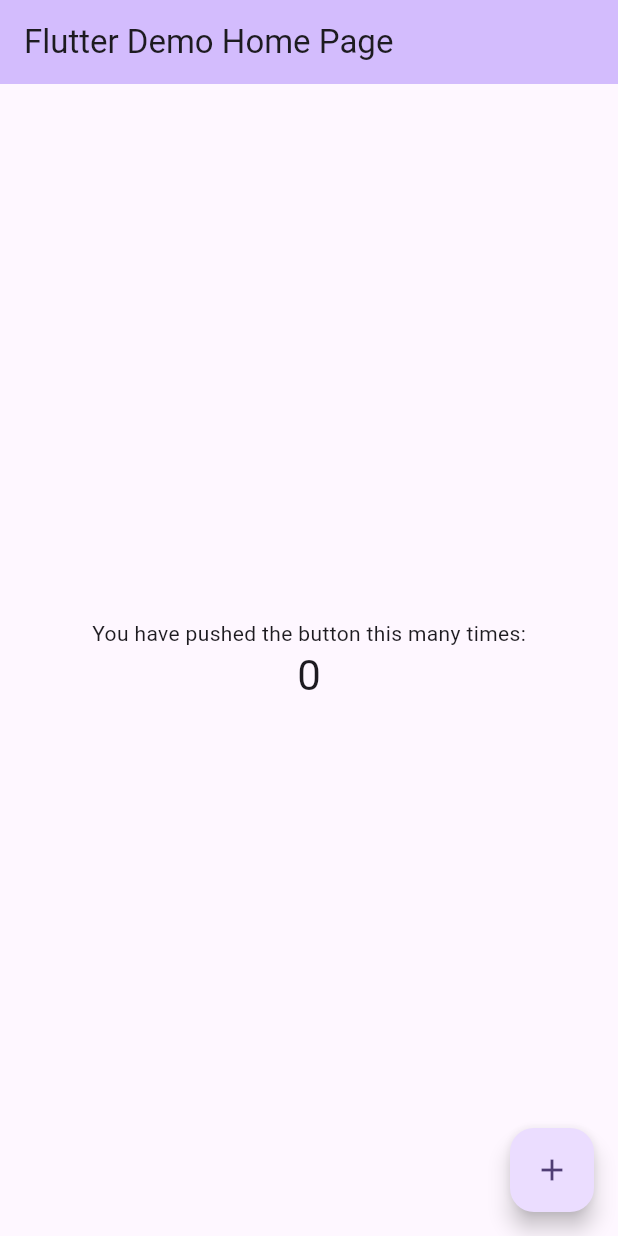
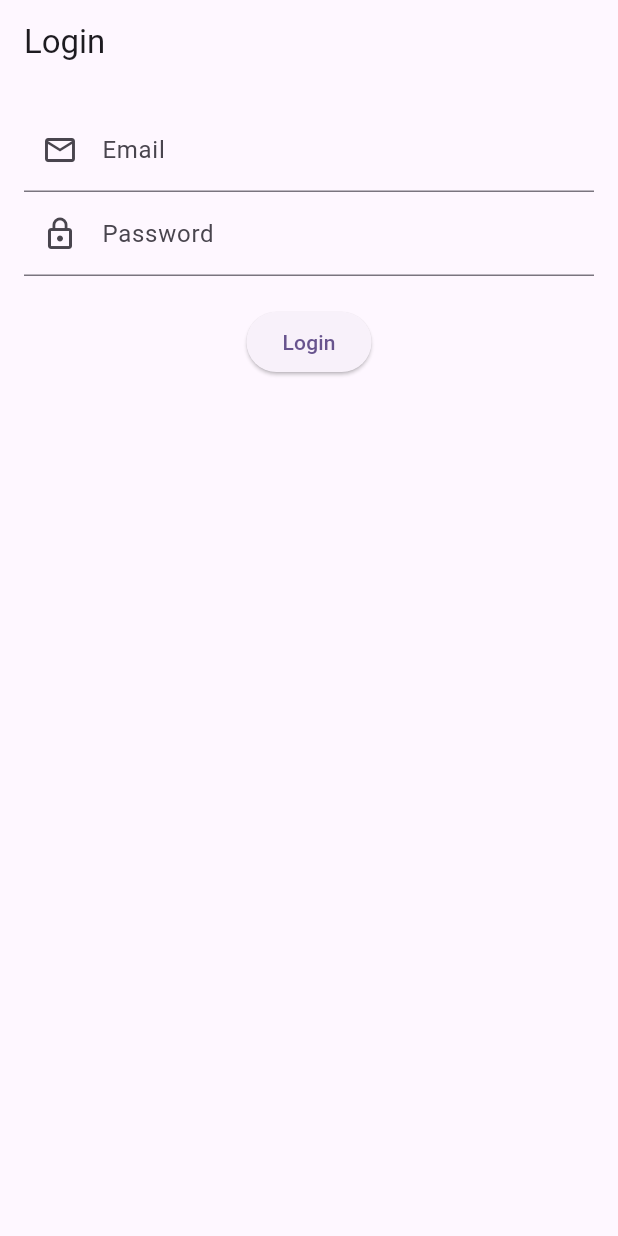
Before and after one commit to youssef1316/weather, a Flutter app: the screen it shows after launch, on a phone screen of 412 x 824 dp. Run offline on Flutter 3.47's test engine with Material 3 defaults, Android fonts, the phone set to English and light mode, and no system bars; our stand-ins replace firebase_auth, firebase_core; accounts and stored records are empty.

Commit message:
Login screen
implemented the login screen and redirecting to a dummy home screen

```diff
--- /dev/null
+++ b/lib/Routing/routing.dart
@@ -0,0 +1,22 @@
+import 'package:flutter/material.dart';
+import 'package:weather/main.dart';
+import '../view/LoginScreen.dart';
+import '../view/SignupScreen.dart';
+import '../view/ResetpassScreen.dart';
+import '../view/HomeScreen.dart';
+
+class AppRoutes {
+  static const String login = '/login';
+  static const String signup = '/signup';
+  static const String resetpass = '/resetpass';
+  static const String home = '/home';
+
+  static Map<String, WidgetBuilder> configureRoutes() {
+    return {
+      login: (context) => LoginScreen(),
+      // signup: (context) => SignupScreen(),
+      // resetpass: (context) => ResetpassScreen(),
+      home: (context) => HomeScreen()
+    };
+  }
+}
--- a/lib/main.dart
+++ b/lib/main.dart
@@ -1,122 +1,45 @@
 import 'package:flutter/material.dart';
+import 'package:provider/provider.dart';
+import 'package:firebase_core/firebase_core.dart';
+import 'package:firebase_auth/firebase_auth.dart';
+import 'Routing/routing.dart';
+import '../viewmodel/auth_viewmodel.dart';
+import '../view/LoginScreen.dart';
 
-void main() {
+
+void main() async {
+  WidgetsFlutterBinding.ensureInitialized();
+  await Firebase.initializeApp(
+      options: FirebaseOptions(
+    apiKey: "AIzaSyDs6EHU0Ys0fv0BiBclpnW4vmsJNPYUM6w",
+    authDomain: "weather-app-b6d4a.firebaseapp.com",
+    projectId: "weather-app-b6d4a",
+    storageBucket: "weather-app-b6d4a.firebasestorage.app",
+    messagingSenderId: "898603372668",
+    appId: "weather-app-b6d4a"),
+  );
+  // test user email : youssefmt735@gmail.com
+  //test user pass: Test123
   runApp(const MyApp());
+
 }
 
 class MyApp extends StatelessWidget {
   const MyApp({super.key});
 
-  // This widget is the root of your application.
   @override
   Widget build(BuildContext context) {
-    return MaterialApp(
-      title: 'Flutter Demo',
-      theme: ThemeData(
-        // This is the theme of your application.
-        //
-        // TRY THIS: Try running your application with "flutter run". You'll see
-        // the application has a purple toolbar. Then, without quitting the app,
-        // try changing the seedColor in the colorScheme below to Colors.green
-        // and then invoke "hot reload" (save your changes or press the "hot
-        // reload" button in a Flutter-supported IDE, or press "r" if you used
-        // the command line to start the app).
-        //
-        // Notice that the counter didn't reset back to zero; the application
-        // state is not lost during the reload. To reset the state, use hot
-        // restart instead.
-        //
-        // This works for code too, not just values: Most code changes can be
-        // tested with just a hot reload.
-        colorScheme: ColorScheme.fromSeed(seedColor: Colors.deepPurple),
+    return ChangeNotifierProvider<AuthViewModel>(
+      create: (_) => AuthViewModel(),
+      child: MaterialApp(
+        title: 'Weather app',
+        debugShowCheckedModeBanner: false,
+        initialRoute: AppRoutes.login,
+        routes: AppRoutes.configureRoutes(),
+        theme: ThemeData(
+          colorScheme: ColorScheme.fromSeed(seedColor: Colors.deepPurple),
+        ),
       ),
-      home: const MyHomePage(title: 'Flutter Demo Home Page'),
     );
   }
 }
-
-class MyHomePage extends StatefulWidget {
-  const MyHomePage({super.key, required this.title});
-
-  // This widget is the home page of your application. It is stateful, meaning
-  // that it has a State object (defined below) that contains fields that affect
-  // how it looks.
-
-  // This class is the configuration for the state. It holds the values (in this
-  // case the title) provided by the parent (in this case the App widget) and
-  // used by the build method of the State. Fields in a Widget subclass are
-  // always marked "final".
-
-  final String title;
-
-  @override
-  State<MyHomePage> createState() => _MyHomePageState();
-}
-
-class _MyHomePageState extends State<MyHomePage> {
-  int _counter = 0;
-
-  void _incrementCounter() {
-    setState(() {
-      // This call to setState tells the Flutter framework that something has
-      // changed in this State, which causes it to rerun the build method below
-      // so that the display can reflect the updated values. If we changed
-      // _counter without calling setState(), then the build method would not be
-      // called again, and so nothing would appear to happen.
-      _counter++;
-    });
-  }
-
-  @override
-  Widget build(BuildContext context) {
-    // This method is rerun every time setState is called, for instance as done
-    // by the _incrementCounter method above.
-    //
-    // The Flutter framework has been optimized to make rerunning build methods
-    // fast, so that you can just rebuild anything that needs updating rather
-    // than having to individually change instances of widgets.
-    return Scaffold(
-      appBar: AppBar(
-        // TRY THIS: Try changing the color here to a specific color (to
-        // Colors.amber, perhaps?) and trigger a hot reload to see the AppBar
-        // change color while the other colors stay the same.
-        backgroundColor: Theme.of(context).colorScheme.inversePrimary,
-        // Here we take the value from the MyHomePage object that was created by
-        // the App.build method, and use it to set our appbar title.
-        title: Text(widget.title),
-      ),
-      body: Center(
-        // Center is a layout widget. It takes a single child and positions it
-        // in the middle of the parent.
-        child: Column(
-          // Column is also a layout widget. It takes a list of children and
-          // arranges them vertically. By default, it sizes itself to fit its
-          // children horizontally, and tries to be as tall as its parent.
-          //
-          // Column has various properties to control how it sizes itself and
-          // how it positions its children. Here we use mainAxisAlignment to
-          // center the children vertically; the main axis here is the vertical
-          // axis because Columns are vertical (the cross axis would be
-          // horizontal).
-          //
-          // TRY THIS: Invoke "debug painting" (choose the "Toggle Debug Paint"
-          // action in the IDE, or press "p" in the console), to see the
-          // wireframe for each widget.
-          mainAxisAlignment: MainAxisAlignment.center,
-          children: <Widget>[
-            const Text('You have pushed the button this many times:'),
-            Text(
-              '$_counter',
-              style: Theme.of(context).textTheme.headlineMedium,
-            ),
-          ],
-        ),
-      ),
-      floatingActionButton: FloatingActionButton(
-        onPressed: _incrementCounter,
-        tooltip: 'Increment',
-        child: const Icon(Icons.add),
-      ), // This trailing comma makes auto-formatting nicer for build methods.
-    );
-  }
-}
--- /dev/null
+++ b/lib/services/auth.dart
@@ -0,0 +1,18 @@
+import 'package:firebase_auth/firebase_auth.dart';
+
+class Authentication{
+  final FirebaseAuth _auth = FirebaseAuth.instance;
+  Future <User?> signInWithEmailAndPassword(String email, String password) async{
+    try {
+      final credential = await _auth.signInWithEmailAndPassword(
+          email: email, password: password);
+      return credential.user;
+    } on FirebaseAuthException catch(e) {
+      throw Exception(e.message);
+    }
+  }
+  Future <void> signOut() async{
+    await _auth.signOut();
+  }
+  Stream<User?> authStateChanges() => _auth.authStateChanges();
+}
--- /dev/null
+++ b/lib/view/LoginScreen.dart
@@ -0,0 +1,58 @@
+import 'package:flutter/material.dart';
+import 'package:provider/provider.dart';
+import 'package:weather/Routing/routing.dart';
+import '../viewmodel/auth_viewmodel.dart';
+
+class LoginScreen extends StatelessWidget {
+  final _emailController = TextEditingController();
+  final _passController = TextEditingController();
+
+  LoginScreen({super.key});
+
+  @override
+  Widget build(BuildContext context){
+    final viewModel = Provider.of<AuthViewModel>(context);
+    return Scaffold(
+      appBar: AppBar(title: const Text("Login")),
+      body: Padding(
+        padding: const EdgeInsets.all(16.0),
+        child: Column(
+          children: [
+            if (viewModel.errorMessage != null)
+              Text(viewModel.errorMessage!, style: const TextStyle(color: Colors.red)),
+
+            TextField(
+              controller: _emailController,
+              decoration: const InputDecoration(labelText: 'Email', prefixIcon: Icon(Icons.email_outlined)),
+              onChanged: (_) => viewModel.clearError(),
+            ),
+            TextField(
+              controller: _passController,
+              decoration: const InputDecoration(
+                labelText: 'Password',
+                prefixIcon: Icon(Icons.lock_outline),
+              ),
+              obscureText: true,
+              onChanged: (_) => viewModel.clearError(),
+            ),
+            const SizedBox(height: 20),
+            viewModel.isLoading
+                ? const CircularProgressIndicator()
+                : ElevatedButton(
+              onPressed: () async {
+                final user = await viewModel.login(
+                  _emailController.text.trim(),
+                  _passController.text.trim(),
+                );
+                if (user != null) {
+                  Navigator.pushReplacementNamed(context, AppRoutes.home);
+                }
+              },
+              child: const Text("Login"),
+            ),
+          ],
+        ),
+      ),
+    );
+  }
+}
--- /dev/null
+++ b/lib/viewmodel/auth_viewmodel.dart
@@ -0,0 +1,32 @@
+import 'package:flutter/material.dart';
+import 'package:firebase_auth/firebase_auth.dart';
+import '../services/auth.dart';
+
+class AuthViewModel extends ChangeNotifier {
+  final Authentication _authService = Authentication();
+
+  bool _isLoading = false;
+  String? _errorMessage;
+  bool get isLoading => _isLoading;
+  String? get errorMessage => _errorMessage;
+
+  Future<User?> login(String email, String pass) async{
+    try{
+      _isLoading = true;
+      _errorMessage = null;
+      notifyListeners();
+      final user = await _authService.signInWithEmailAndPassword(email, pass);
+      return user;
+    } catch (e){
+      _errorMessage = e.toString().replaceAll("Exeption: ", "");
+      return null;
+    } finally {
+      _isLoading = false;
+      notifyListeners();
+    }
+  }
+  void clearError(){
+    _errorMessage = null;
+    notifyListeners();
+  }
+}
```
Also changed, not shown: lib/view/HomeScreen.dart (added, +12 -0 lines), pubspec.yaml (+7 -2 lines), lib/view/ResetpassScreen.dart (added), lib/view/SignupScreen.dart (added), pubspec.lock, 8 other files.
